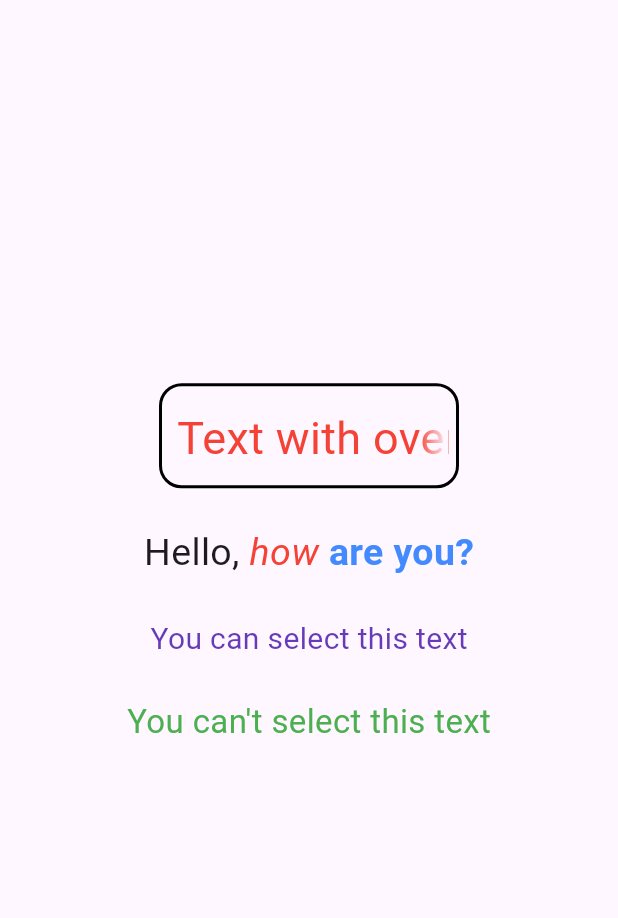
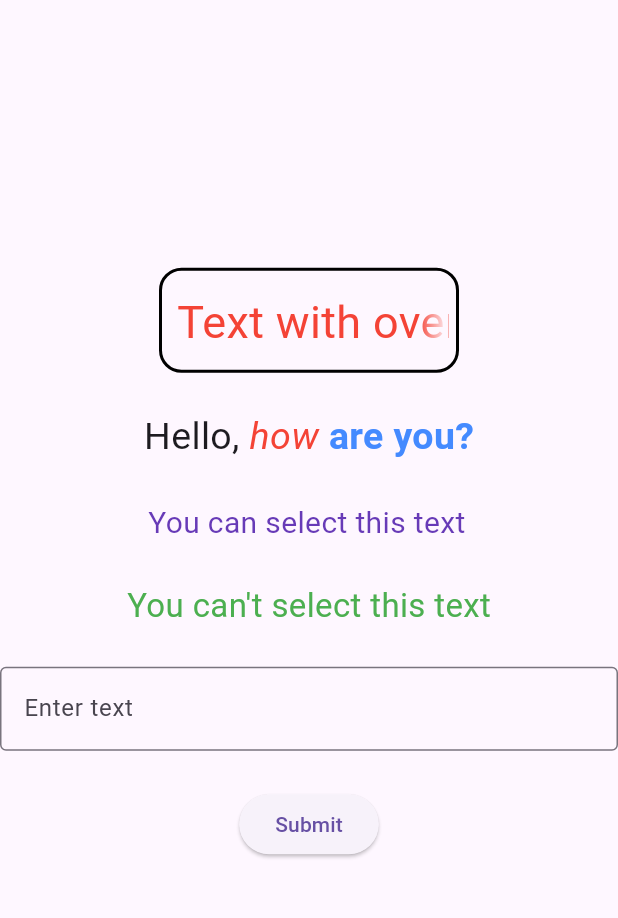
Before and after one commit to Sardorcreate/flutter_projects, a Flutter app: the screen it shows after launch, on a phone screen of 412 x 824 dp, the part 108-1026 px from its top. Run offline on Flutter 3.47's test engine with Material 3 defaults, Android fonts, the phone set to English and light mode, and no system bars; our stand-ins replace flutter_svg.

Commit message:
Input added

```diff
--- a/texts/lib/main.dart
+++ b/texts/lib/main.dart
@@ -16,7 +16,8 @@ class MyApp extends StatelessWidget {
 }
 
 class HomePage extends StatelessWidget {
-  const HomePage({super.key});
+  final TextEditingController controller = TextEditingController();
+  HomePage({super.key});
 
   @override
   Widget build(BuildContext context) {
@@ -85,7 +86,7 @@ class HomePage extends StatelessWidget {
                   ]
                 ),
             ),
-            Text(
+            SelectableText(
               "You can select this text",
               style: TextStyle(
                 fontSize: 20,
@@ -98,9 +99,40 @@ class HomePage extends StatelessWidget {
                 style: TextStyle(color: Colors.green, fontSize: 22),
               ),
             ),
+            Inputs(controller: controller,),
+            ElevatedButton(
+              onPressed: () {
+                ScaffoldMessenger.of(
+                  context,
+                ).showSnackBar(SnackBar(content: Text("You typed: ${controller.text}")));
+              },
+              child: Text("Submit"),
+            ),
           ]
         ),
       ),
     );
   }
 }
+
+class Inputs extends StatefulWidget {
+  final TextEditingController controller;
+
+  const Inputs({super.key, required this.controller});
+
+  @override
+  State<Inputs> createState() => _InputsState();
+}
+
+class _InputsState extends State<Inputs> {
+  @override
+  Widget build(BuildContext context) {
+    return TextField(
+      controller: widget.controller,
+      decoration: InputDecoration(
+        border: OutlineInputBorder(),
+        labelText: "Enter text",
+      ),
+    );
+  }
+}
```
